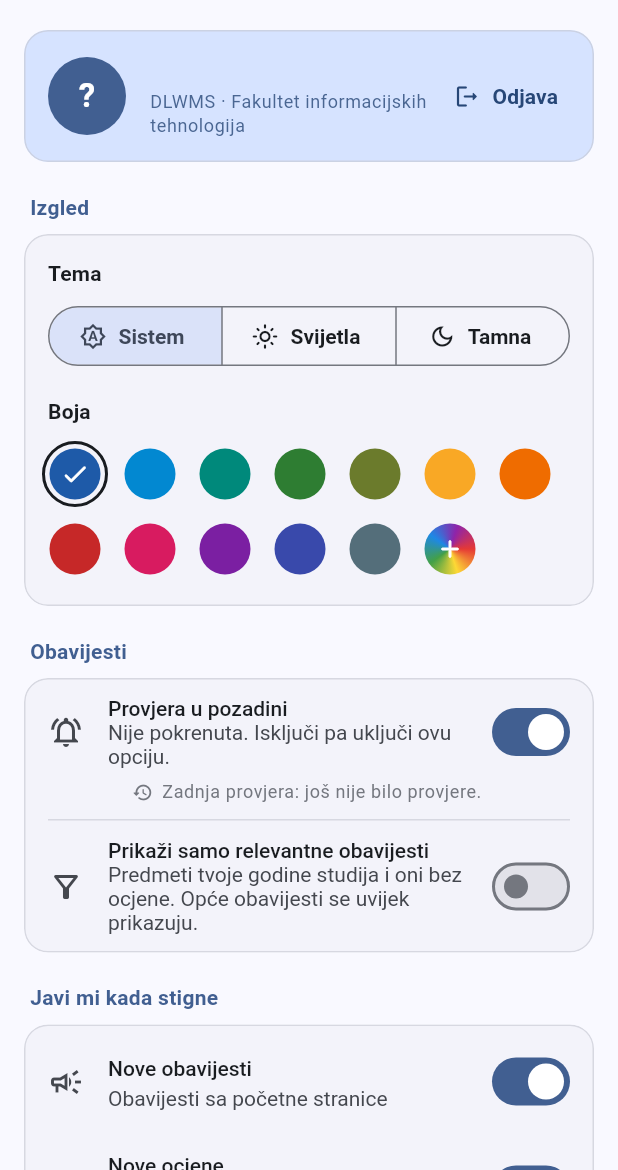
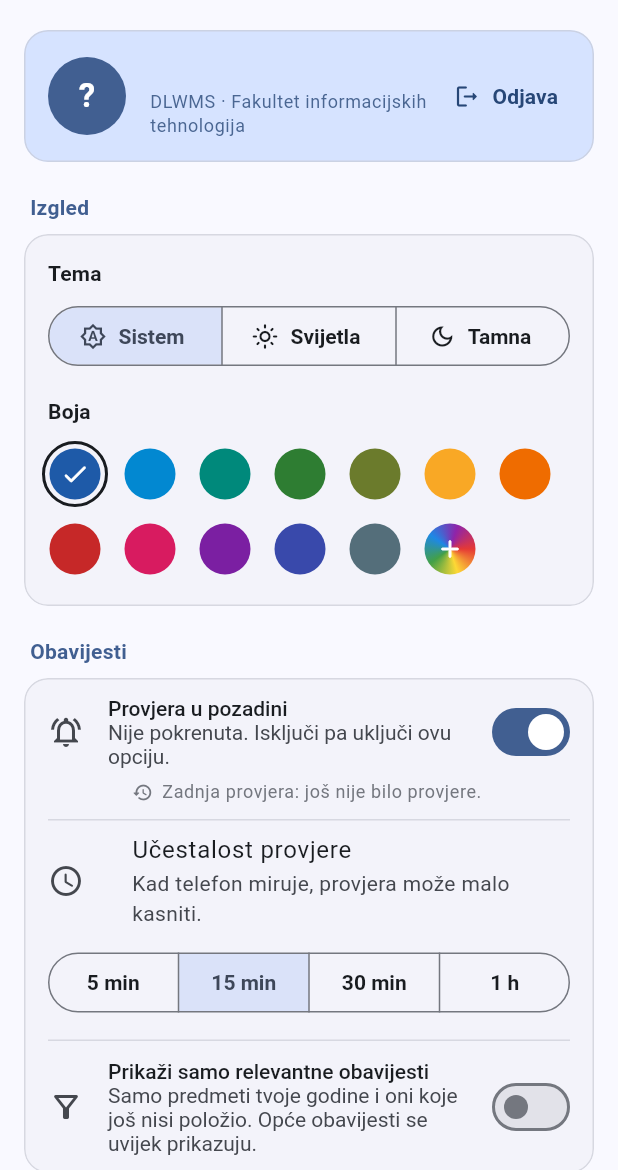
Before and after one commit to voloder/dlwms-mobile, a Flutter app: the SettingsPage screen opened by its route, on a phone screen of 412 x 824 dp, the part 66-1236 px from its top. Run offline on Flutter 3.47's test engine with Material 3 defaults, Android fonts, the phone set to English and light mode, and no system bars; drawn by our look-alikes of dynamic_color; our stand-ins replace flutter_local_notifications, flutter_secure_storage, go_router, open_filex, shared_preferences, timezone; missing offline and left inert: android_alarm_manager_plus; accounts and stored records are empty.

Commit message:
Add check interval setting, tidy settings descriptions
- "Učestalost provjere": 5 / 15 / 30 min / 1 h (default 15). Applies to the
  background alarm and to the in-app refresh timer; changing it reschedules
  the alarm.
- Extended checks (grades, tests, exam terms) allow 2 min of slack so an
  inexact alarm doesn't skip a cycle.
- Shorter, user-focused descriptions in settings and alert toggles.

Co-Authored-By: Claude Opus 5.5 <noreply@anthropic.com>
Claude-Session: https://claude.ai/code/session_01VBQG2KnsKSZFe24yk4bzKN

```diff
--- a/lib/services/background_service.dart
+++ b/lib/services/background_service.dart
@@ -12,9 +12,21 @@ import 'package:flutter/foundation.dart';
 import 'package:flutter/services.dart';
 import 'package:shared_preferences/shared_preferences.dart';
 
-/// How often DLWMS is checked in the background (Android may stretch this
-/// while the phone is idle).
-const Duration obavijestiCheckInterval = Duration(seconds: 300);
+/// Choices for "Učestalost provjere", in minutes.
+const List<int> checkIntervalChoices = [5, 15, 30, 60];
+const int defaultCheckIntervalMinutes = 15;
+const String checkIntervalKey = 'check_interval_minutes';
+
+/// How often DLWMS is checked, both in the background (Android may stretch
+/// this while the phone is idle) and while the app is open.
+Duration checkInterval(SharedPreferences prefs) {
+  final minutes = prefs.getInt(checkIntervalKey);
+  return Duration(
+    minutes: checkIntervalChoices.contains(minutes)
+        ? minutes!
+        : defaultCheckIntervalMinutes,
+  );
+}
 
 /// Message sent from the background check to the UI after every check.
 const String checkDoneMessage = 'check_done';
@@ -128,7 +140,7 @@ class BackgroundService {
       }
 
       final ok = await AndroidAlarmManager.periodic(
-        obavijestiCheckInterval,
+        checkInterval(prefs),
         _alarmId,
         backgroundCheckCallback,
         startAt: DateTime.now().add(const Duration(minutes: 1)),
--- a/lib/services/watchers.dart
+++ b/lib/services/watchers.dart
@@ -16,10 +16,10 @@ import 'package:shared_preferences/shared_preferences.dart';
 /// Kinds of alerts the user can switch on or off in Settings.
 enum AlertKind {
   obavijesti('Nove obavijesti', 'Obavijesti sa početne stranice'),
-  ocjene('Nove ocjene', 'Kada se na Uspjehu pojavi nova ocjena'),
-  testovi('Testovi', 'Aktivan test i rezultat testa'),
+  ocjene('Nove ocjene', 'Kad dobiješ novu ocjenu'),
+  testovi('Testovi', 'Kad se test otvori ili objavi rezultat'),
   rokovi('Ispitni rokovi', 'Novi ispitni rok ili termin ispita'),
-  dokumenti('Novi dokumenti', 'Dokumenti iz tvojih predmeta');
+  dokumenti('Novi dokumenti', 'Novi materijali iz predmeta');
 
   const AlertKind(this.title, this.description);
 
@@ -68,9 +68,11 @@ class DlwmsWatchers {
 
     await prefs.reload();
     final last = prefs.getInt(_lastExtendedKey) ?? 0;
+    // Alarms are inexact, so allow a little slack: with a 15-minute interval
+    // a check that fires at 14:50 should still count.
     final due = forceExtended ||
         DateTime.now().millisecondsSinceEpoch - last >=
-            extendedInterval.inMilliseconds;
+            (extendedInterval - const Duration(minutes: 2)).inMilliseconds;
     if (!due) return shown;
 
     // Each page is checked on its own so one failure doesn't hide the rest.
--- a/lib/ui/pages/settings_page.dart
+++ b/lib/ui/pages/settings_page.dart
@@ -479,8 +479,7 @@ class _AlertsCardState extends State<_AlertsCard> {
         Padding(
           padding: const EdgeInsets.fromLTRB(16, 4, 16, 14),
           child: Text(
-            'Obavijesti i dokumenti se provjeravaju svakih 5 minuta, a '
-            'ocjene, testovi i rokovi svakih 15 minuta.',
+            _scheduleNote(context.watch<AuthProvider>().checkIntervalMinutes),
             style: theme.textTheme.bodySmall
                 ?.copyWith(color: theme.colorScheme.outline),
           ),
@@ -488,7 +487,17 @@ class _AlertsCardState extends State<_AlertsCard> {
       ],
     );
   }
+
+  static String _scheduleNote(int minutes) => minutes < 15
+      ? 'Obavijesti i dokumenti se provjeravaju svakih $minutes minuta, '
+          'ostalo svakih 15 minuta.'
+      : 'Sve se provjerava ${_intervalPhrase(minutes)}.';
 }
+
+String _intervalLabel(int minutes) => minutes == 60 ? '1 h' : '$minutes min';
+
+String _intervalPhrase(int minutes) =>
+    minutes == 60 ? 'svakih sat vremena' : 'svakih $minutes minuta';
 
 class _NotificationsCard extends StatelessWidget {
   const _NotificationsCard();
@@ -528,12 +537,14 @@ class _NotificationsCard extends StatelessWidget {
           ),
         ),
         const Divider(indent: 16, endIndent: 16),
+        _IntervalPicker(auth: auth),
+        const Divider(indent: 16, endIndent: 16),
         SwitchListTile(
           contentPadding: const EdgeInsets.fromLTRB(16, 4, 12, 4),
           secondary: const Icon(Icons.filter_alt_outlined),
           title: const Text('Prikaži samo relevantne obavijesti'),
           subtitle: const Text(
-            'Predmeti tvoje godine studija i oni bez ocjene. '
+            'Samo predmeti tvoje godine i oni koje još nisi položio. '
             'Opće obavijesti se uvijek prikazuju.',
           ),
           value: notifications.relevantOnly,
@@ -547,13 +558,13 @@ class _NotificationsCard extends StatelessWidget {
 
   static String _backgroundDescription(AuthProvider auth) {
     if (!BackgroundService.isSupported) {
-      return 'Svakih 5 minuta dok je aplikacija otvorena.';
+      return 'Nije podržano na ovom uređaju. Provjera radi dok je '
+          'aplikacija otvorena.';
     }
     if (auth.backgroundCheckEnabled && !auth.backgroundRunning) {
       return 'Nije pokrenuta. Isključi pa uključi ovu opciju.';
     }
-    return 'Otprilike svakih 5 minuta, i kad je aplikacija zatvorena, bez '
-        'stalnog obavještenja. Kad telefon miruje, Android je može odgoditi.';
+    return 'Javlja novosti i kad je aplikacija zatvorena.';
   }
 
   static String _lastCheckText(CheckStatus? status) {
@@ -570,10 +581,72 @@ class _NotificationsCard extends StatelessWidget {
       CheckResult.ok => status.newCount == 0
           ? 'ništa novo'
           : 'novih obavještenja: ${status.newCount}',
-      CheckResult.authFailed => 'prijava nije uspjela, otvorite aplikaciju',
-      CheckResult.error => 'nije uspjela, pokušava ponovo za 5 minuta',
+      CheckResult.authFailed => 'prijava nije uspjela, otvori aplikaciju',
+      CheckResult.error => 'nije uspjela, pokušat će ponovo',
     };
     return 'Zadnja provjera u $when · $result';
+  }
+}
+
+/// "Učestalost provjere": how often DLWMS is checked.
+class _IntervalPicker extends StatelessWidget {
+  const _IntervalPicker({required this.auth});
+
+  final AuthProvider auth;
+
+  @override
+  Widget build(BuildContext context) {
+    final theme = Theme.of(context);
+    final minutes = auth.checkIntervalMinutes;
+
+    return Padding(
+      padding: const EdgeInsets.fromLTRB(16, 8, 16, 14),
+      child: Column(
+        crossAxisAlignment: CrossAxisAlignment.start,
+        children: [
+          Row(
+            children: [
+              Icon(Icons.schedule_rounded,
+                  color: theme.colorScheme.onSurfaceVariant),
+              const SizedBox(width: 32),
+              Expanded(
+                child: Column(
+                  crossAxisAlignment: CrossAxisAlignment.start,
+                  children: [
+                    Text('Učestalost provjere',
+                        style: theme.textTheme.bodyLarge),
+                    Text(
+                      minutes <= 5
+                          ? 'Najbrže, ali troši više baterije.'
+                          : 'Kad telefon miruje, provjera može malo kasniti.',
+                      style: theme.textTheme.bodyMedium?.copyWith(
+                          color: theme.colorScheme.onSurfaceVariant),
+                    ),
+                  ],
+                ),
+              ),
+            ],
+          ),
+          const SizedBox(height: 12),
+          SizedBox(
+            width: double.infinity,
+            child: SegmentedButton<int>(
+              showSelectedIcon: false,
+              segments: [
+                for (final choice in checkIntervalChoices)
+                  ButtonSegment(
+                    value: choice,
+                    label: Text(_intervalLabel(choice)),
+                  ),
+              ],
+              selected: {minutes},
+              onSelectionChanged: (selection) =>
+                  auth.setCheckInterval(selection.first),
+            ),
+          ),
+        ],
+      ),
+    );
   }
 }
 
```
Also changed, not shown: lib/provider/auth_provider.dart (+13 -0 lines), lib/provider/notification_provider.dart (+12 -2 lines).
